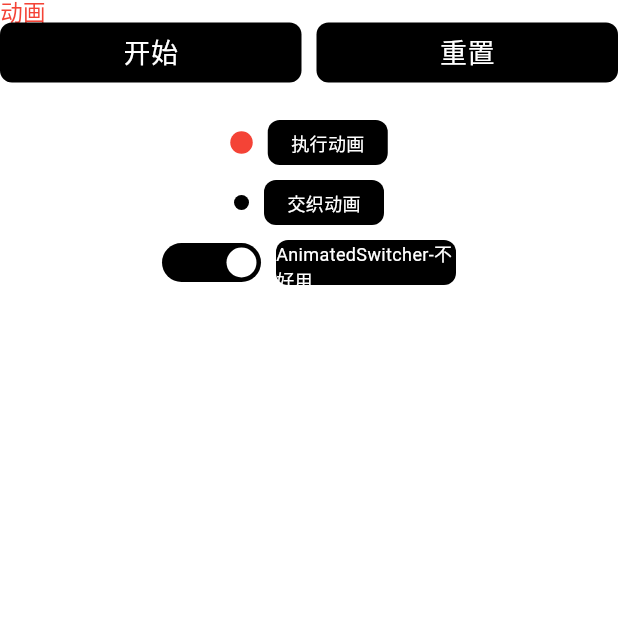
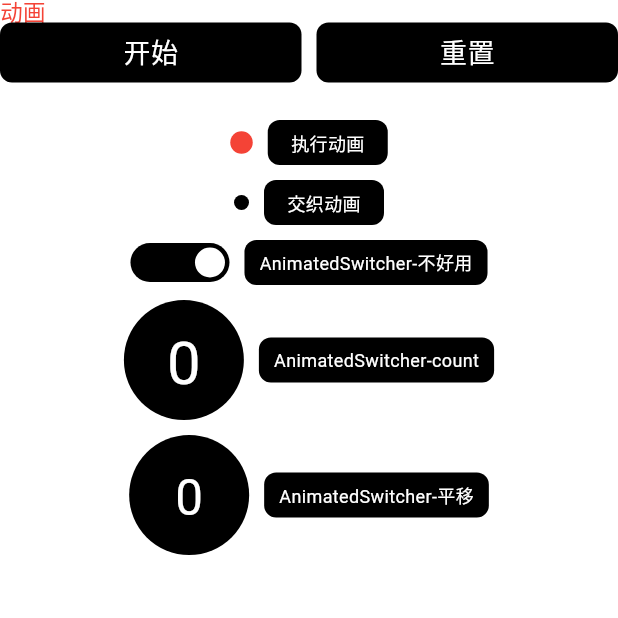
Before and after one commit to SpringRollHHB/FlutterUiTest, a Flutter app: the DongHuaWidget screen opened directly, on a phone screen of 412 x 824 dp, the top half of it. Run offline on Flutter 3.47's test engine with Material 3 defaults, Android fonts, the light colour scheme and no system bars; our stand-ins replace auto_size_text, get.

Commit message:
AnimatedSwitcher的使用

```diff
--- a/lib/layout/dong_hua_widget.dart
+++ b/lib/layout/dong_hua_widget.dart
@@ -26,6 +26,8 @@ class _DongHuaWidgetState extends State<DongHuaWidget> with TickerProviderStateM
 
   var dy = 0.0.obs;
   var start = true.obs;
+  var count = 0.obs;
+  var count2 = 0.obs;
 
   @override
   void initState() {
@@ -269,19 +271,116 @@ class _DongHuaWidgetState extends State<DongHuaWidget> with TickerProviderStateM
                     start.value = !start.value;
                   },
                   child: Container(
+                    padding: const EdgeInsets.symmetric(horizontal: 10),
                     decoration: BoxDecoration(
                         color: Colors.black,
                         borderRadius: BorderRadius.circular(8)
                     ),
-                    width: 120,
                     height: 30,
                     alignment: Alignment.center,
                     child: const Text("AnimatedSwitcher-不好用",style: TextStyle(color: Colors.white,fontSize: 12),),
                   ),
                 )
               ],
-            )
+            ),
+            const SizedBox(height: 10,),
+            Row(
+              mainAxisSize: MainAxisSize.min,
+              children: [
+                Container(
+                  width: 80,
+                  height: 80,
+                  alignment: Alignment.center,
+                  decoration: const BoxDecoration(
+                    color: Colors.black,
+                    shape: BoxShape.circle,
+                  ),
+                  child: Obx(() {
+                    return AnimatedSwitcher(
+                      duration:  const Duration(seconds: 1),
+                      reverseDuration: const Duration(milliseconds: 500),
+                      transitionBuilder: (Widget _child, Animation<double> animation) {
+                        var a = Tween<double>(begin: 0.0,end: 4.0).animate(animation);
+                        return ScaleTransition(scale: a,child: _child,);
+                      },
+                      child: Text("$count",style: const TextStyle(color: Colors.white,fontSize: 10),key: Key(count.toString()),),
+                    );
+                  }),
+                ),
+                const SizedBox(width: 10,),
+                GestureDetector(
+                  onTap: (){
+                    count.value = count.value +1;
+                  },
+                  child: Container(
+                    padding: const EdgeInsets.symmetric(horizontal: 10),
+                    decoration: BoxDecoration(
+                        color: Colors.black,
+                        borderRadius: BorderRadius.circular(8)
+                    ),
+                    height: 30,
+                    alignment: Alignment.center,
+                    child: const Text("AnimatedSwitcher-count",style: TextStyle(color: Colors.white,fontSize: 12),),
+                  ),
+                )
+              ],
+            ),
+            const SizedBox(height: 10,),
+            Row(
+              mainAxisSize: MainAxisSize.min,
+              children: [
+                Container(
+                  width: 80,
+                  height: 80,
+                  alignment: Alignment.center,
+                  decoration: const BoxDecoration(
+                    color: Colors.black,
+                    shape: BoxShape.circle,
+                  ),
+                  child: Obx(() {
+                    return AnimatedSwitcher(
+                      duration:  const Duration(seconds: 1),
+                      transitionBuilder: (Widget _child, Animation<double> animation) {
 
+                        var a = Tween<Offset>(begin: const Offset(0,1.5),end: const Offset(0,0)).animate(animation);
+                        var b = Tween(begin: 0.0,end: 3.3).animate(animation);
+
+                        return AnimatedBuilder(animation: a, builder: (BuildContext context, Widget? child) {
+                          var offset1 = a.value;
+                          if(animation.status == AnimationStatus.reverse) offset1 = Offset(-a.value.dx, -a.value.dy);
+
+                          return Transform.scale(
+                            scale: b.value,
+                            child: FractionalTranslation(
+                              translation: offset1,
+                              transformHitTests: true,
+                              child: _child,
+                            ),
+                          );
+                        },);
+                      },
+                      child: Text("$count2",style: const TextStyle(color: Colors.white,fontSize: 10),key: Key(count2.toString()),),
+                    );
+                  }),
+                ),
+                const SizedBox(width: 10,),
+                GestureDetector(
+                  onTap: (){
+                    count2.value = count2.value + 1;
+                  },
+                  child: Container(
+                    padding: const EdgeInsets.symmetric(horizontal: 10),
+                    decoration: BoxDecoration(
+                        color: Colors.black,
+                        borderRadius: BorderRadius.circular(8)
+                    ),
+                    height: 30,
+                    alignment: Alignment.center,
+                    child: const Text("AnimatedSwitcher-平移",style: TextStyle(color: Colors.white,fontSize: 12),),
+                  ),
+                )
+              ],
+            ),
 
           ],
         ),
```
